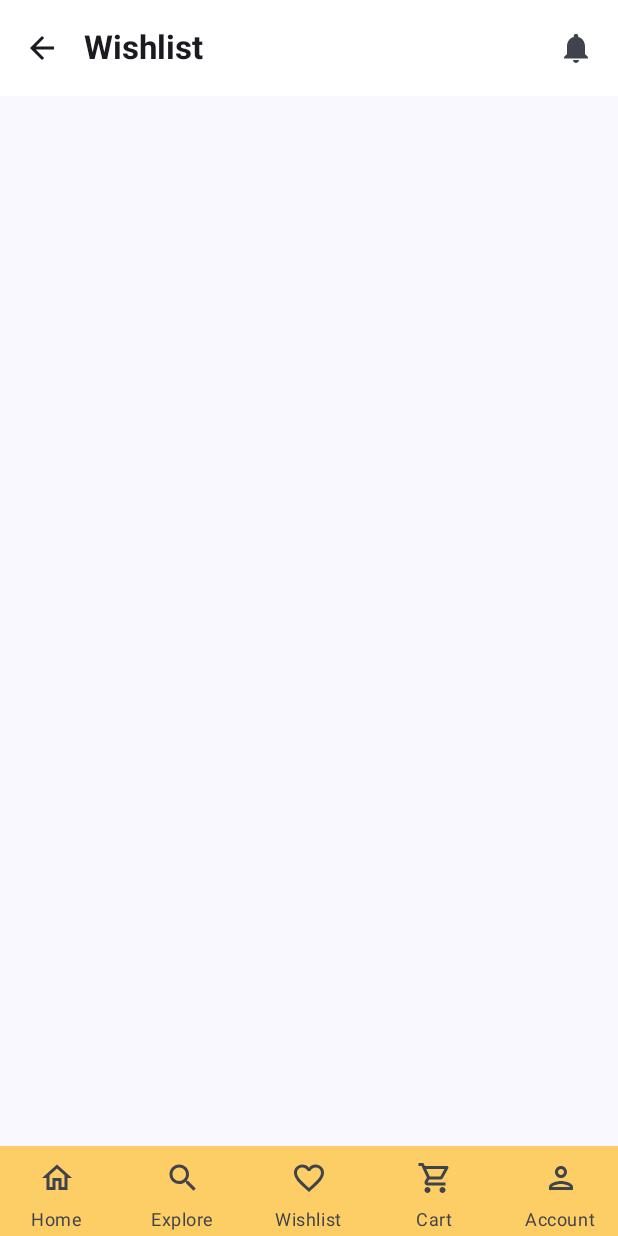
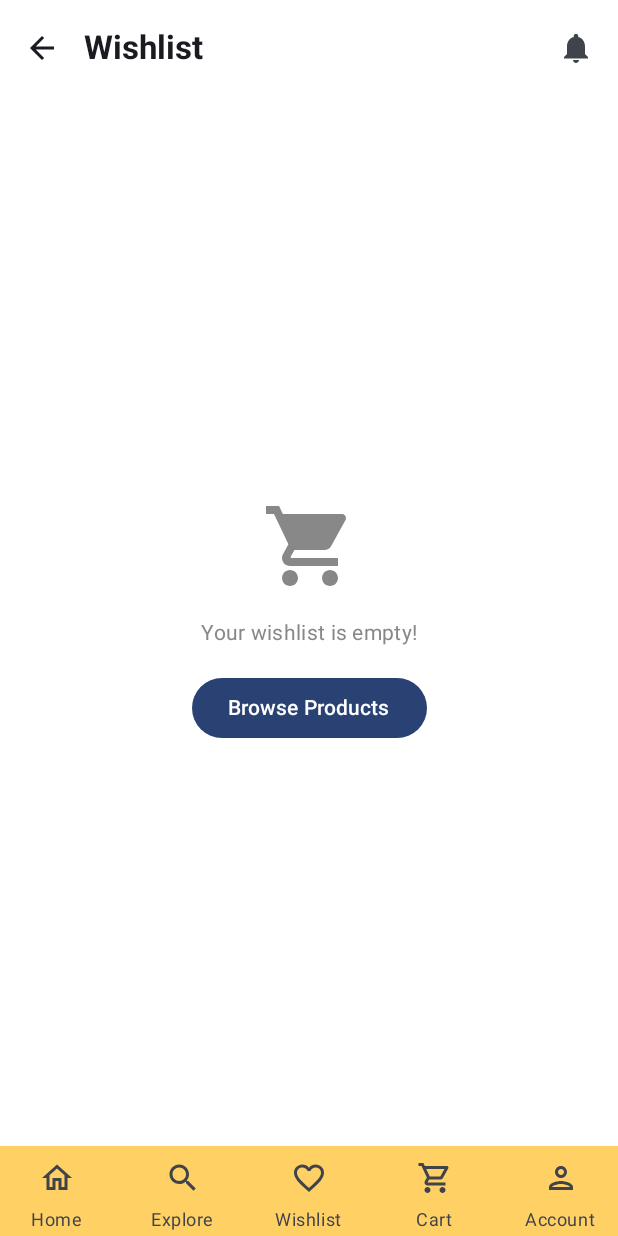
Before and after one commit to KanyalMohit/Eccom, an Android app built with Jetpack Compose: the composable WishListScreen shown on its own in the app's theme, on a phone screen of 412 x 824 dp. Run offline under Robolectric (Android 15) with nearby library versions, the phone set to English and light mode, and no system bars; 5 statements that could not run were skipped.

Commit message:
feat: implement cart and wishlist screen UI
Added UI elements for the cart and wishlist screens:

- Cart Screen: Displays a list of cart items with product details and quantity.
- Wishlist Screen: Displays a list of wishlist items with product details.

Updated the AndroidManifest.xml to include INTERNET, ACCESS_NETWORK_STATE, and ACCESS_FINE_LOCATION permissions.

Updated gradle-wrapper.properties and libs.versions.toml to update dependencies.

```diff
--- a/app/src/main/AndroidManifest.xml
+++ b/app/src/main/AndroidManifest.xml
@@ -4,6 +4,8 @@
 
 
     <uses-permission android:name="android.permission.INTERNET" />
+    <uses-permission android:name="android.permission.ACCESS_NETWORK_STATE"/>
+    <uses-permission android:name="android.permission.ACCESS_FINE_LOCATION" />
 
     <application
         android:name=".HiltApp"
--- a/app/src/main/java/com/example/ecom/ui/screens/wishlist/WishListScreen.kt
+++ b/app/src/main/java/com/example/ecom/ui/screens/wishlist/WishListScreen.kt
@@ -1,19 +1,31 @@
 package com.example.ecom.ui.screens.wishlist
 
+import androidx.compose.foundation.layout.Box
+import androidx.compose.foundation.layout.Column
+import androidx.compose.foundation.layout.Spacer
+import androidx.compose.foundation.layout.fillMaxSize
+import androidx.compose.foundation.layout.height
+import androidx.compose.foundation.layout.padding
+import androidx.compose.foundation.layout.size
 import androidx.compose.material.icons.Icons
 import androidx.compose.material.icons.filled.ArrowBack
 import androidx.compose.material.icons.filled.Notifications
+import androidx.compose.material.icons.filled.ShoppingCart
+import androidx.compose.material3.Button
 import androidx.compose.material3.ExperimentalMaterial3Api
 import androidx.compose.material3.Icon
 import androidx.compose.material3.IconButton
+import androidx.compose.material3.MaterialTheme
 import androidx.compose.material3.Scaffold
 import androidx.compose.material3.Text
 import androidx.compose.material3.TopAppBar
 import androidx.compose.material3.TopAppBarDefaults
 import androidx.compose.runtime.Composable
+import androidx.compose.ui.Alignment
 import androidx.compose.ui.Modifier
 import androidx.compose.ui.graphics.Color
 import androidx.compose.ui.text.font.FontWeight
+import androidx.compose.ui.unit.dp
 import androidx.navigation.NavController
 import androidx.navigation.NavHostController
 import com.example.ecom.ui.screens.home.BottomNavigationBar
@@ -43,9 +55,37 @@ fun WishListScreen(modifier: Modifier = Modifier , navController: NavHostControl
         },
         bottomBar = {
             BottomNavigationBar(navController)
+        },
+        containerColor = Color.White
+    ) { innerPadding->
+        Box(
+            modifier = Modifier.padding(innerPadding),
+
+        ) {
+            Box(
+                modifier = Modifier.fillMaxSize(),
+                contentAlignment = Alignment.Center
+            ) {
+                Column(horizontalAlignment = Alignment.CenterHorizontally) {
+                    Icon(
+                        Icons.Default.ShoppingCart,
+                        contentDescription = "Empty Cart",
+                        modifier = Modifier.size(64.dp),
+                        tint = Color.Gray
+                    )
+                    Spacer(modifier = Modifier.height(16.dp))
+                    Text(
+                        text = "Your wishlist is empty!",
+                        style = MaterialTheme.typography.bodyMedium,
+                        color = Color.Gray
+                    )
+                    Spacer(modifier = Modifier.height(16.dp))
+                    Button(onClick = { navController.navigate("Home") }) {
+                        Text("Browse Products")
+                    }
+                }
+            }
         }
-    ) { innerPadding->
-
     }
 
 }
--- a/gradle/libs.versions.toml
+++ b/gradle/libs.versions.toml
@@ -1,5 +1,5 @@
 [versions]
-agp = "8.9.0-alpha03"
+agp = "8.9.0-alpha04"
 hiltAndroid = "2.52"
 hiltAndroidCompiler = "2.51.1"
 hiltNavigationCompose = "1.2.0"
```
Also changed, not shown: app/src/main/java/com/example/ecom/model/cart/Cart.kt (added, +8 -0 lines), app/src/main/java/com/example/ecom/ui/screens/cart/CartScreen.kt (+139 -37 lines), app/src/main/java/com/example/ecom/ui/screens/cart/CartViewModel.kt (+18 -4 lines), gradle/wrapper/gradle-wrapper.properties.
